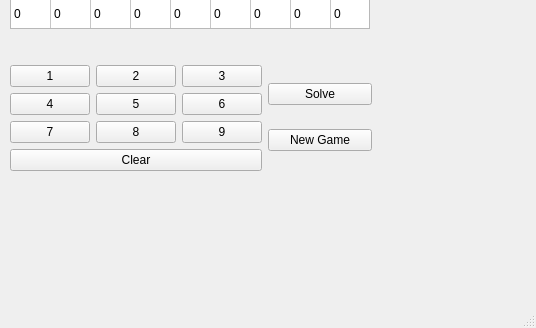
Above: src/mainwindow.ui from Arsenic-ATG/Sudoku before the change; both pictures show x 0 to 536 and y 271 to 599 of the 536 by 599 pixel window. Below: the same form after it.
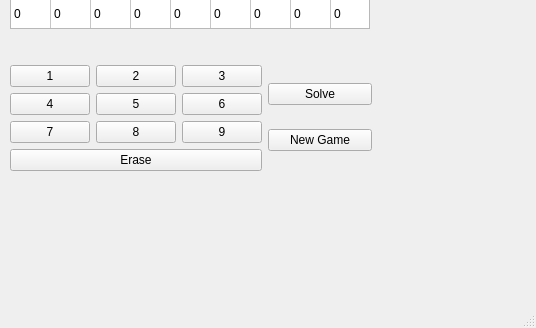
That is the form after the change.

Commit message: Add functionality to keypad

Diff of the .ui file:
```diff
--- a/src/mainwindow.ui
+++ b/src/mainwindow.ui
@@ -633,7 +633,7 @@
          <item>
           <widget class="QPushButton" name="clear_button">
            <property name="text">
-            <string>Clear</string>
+            <string>Erase</string>
            </property>
           </widget>
          </item>
```
Left out of the diff: 107 changed lines with no effect on the pictures. The commit also changes 2 other files.
